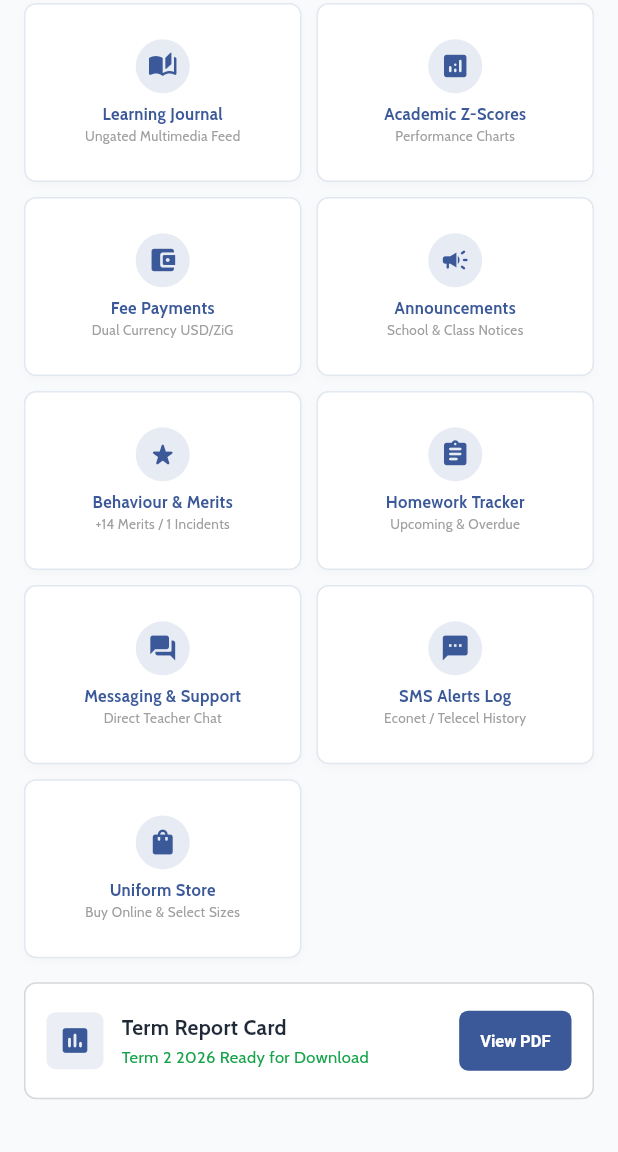
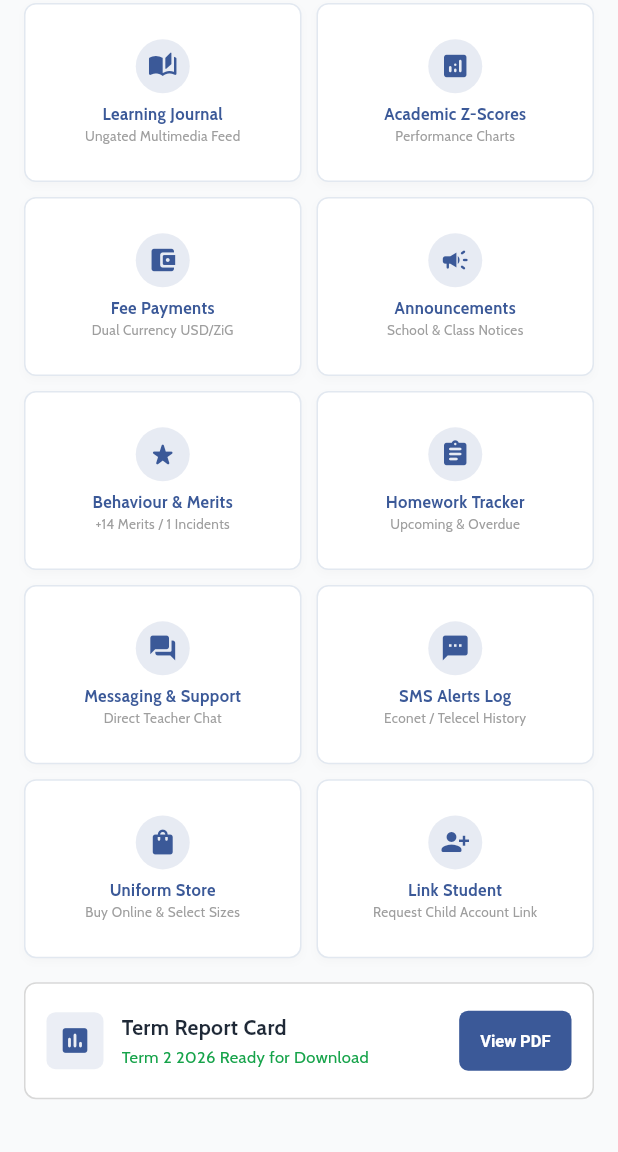
Before and after one commit to Jeyzimtech/Guardianship-App, a Flutter app: the DashboardHome screen opened directly, scrolled down 565 dp, on a phone screen of 412 x 824 dp, the part 84-1236 px from its top. Run offline on Flutter 3.47's test engine with Material 3 defaults, Android fonts, the light colour scheme and no system bars; our stand-ins replace dio, google_fonts, shared_preferences; accounts and stored records are empty.

Commit message:
fix(parent): clean up static analysis warnings and unused declarations in ParentDashboardView

```diff
--- a/mobile/lib/features/parent/parent_dashboard_view.dart
+++ b/mobile/lib/features/parent/parent_dashboard_view.dart
@@ -5,7 +5,6 @@ import '../dashboard/announcements_view.dart';
 import 'learning_journal_view.dart';
 import 'behaviour_view.dart';
 import 'assignments_view.dart';
-import 'guardian_profile_view.dart';
 import 'sms_alerts_log_view.dart';
 import 'messaging_view.dart';
 import 'uniform_marketplace_view.dart';
@@ -19,7 +18,6 @@ class ParentDashboardView extends StatefulWidget {
 
 class _ParentDashboardViewState extends State<ParentDashboardView> {
   static const primaryBlue = Color(0xFF3B5998);
-  static const secondaryBlue = Color(0xFF5B7BD5);
   static const borderColor = Color(0xFFD8D8D8);
 
   // Unified Guardian Account Children
@@ -237,7 +235,6 @@ class _ParentDashboardViewState extends State<ParentDashboardView> {
   @override
   Widget build(BuildContext context) {
     final currentChild = _mockChildren[_selectedChildIndex];
-    final childTier = currentChild['tier'] as String;
     final feeBalance = currentChild['fee_balance'] as double;
     final isFeeGated = feeBalance > 0;
 
@@ -491,6 +488,15 @@ class _ParentDashboardViewState extends State<ParentDashboardView> {
                   );
                 },
               ),
+              _buildEduModuleCard(
+                icon: Icons.person_add_alt_1_rounded,
+                color: primaryBlue,
+                title: 'Link Student',
+                subtitle: 'Request Child Account Link',
+                onTap: () {
+                  _showRequestAddStudentDialog(context);
+                },
+              ),
             ],
           ),
           const SizedBox(height: 16),
```
